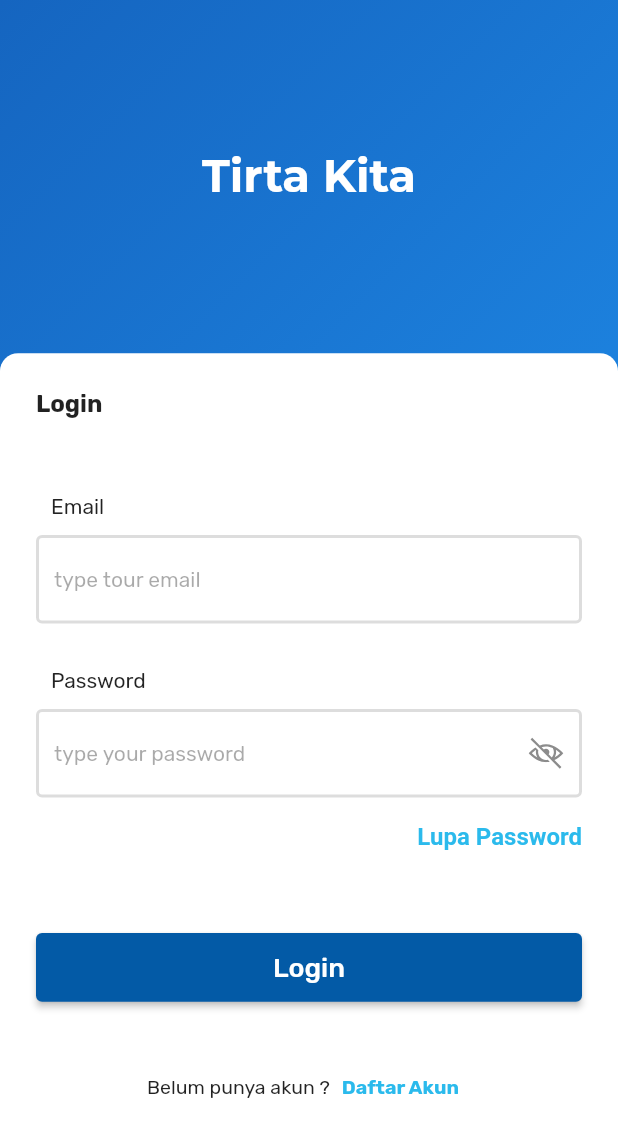
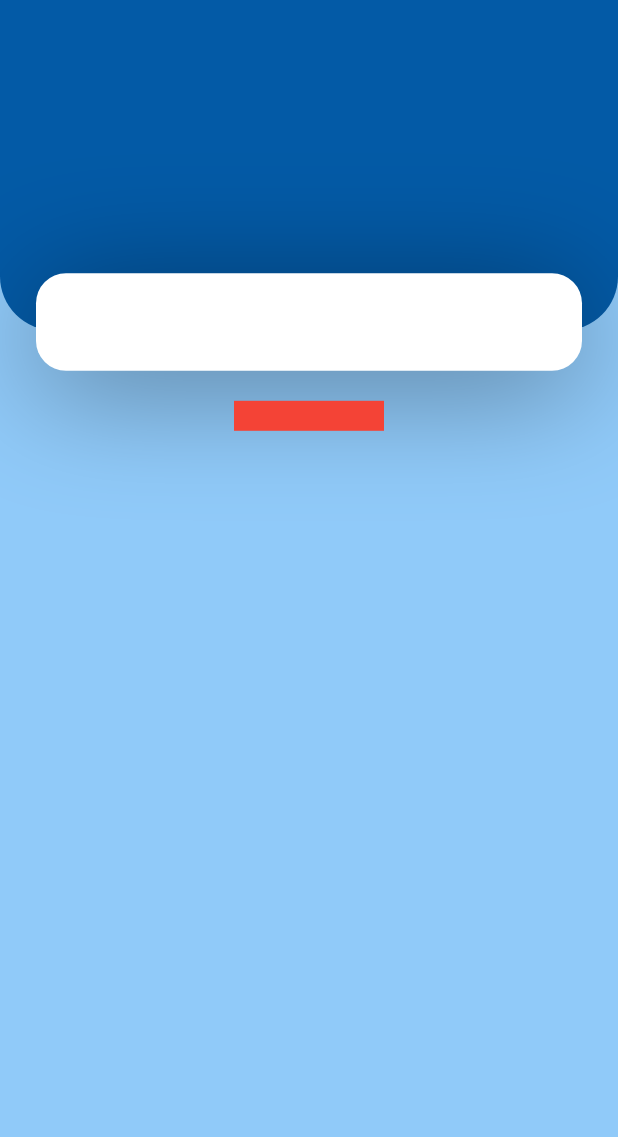
Before and after one commit to zanuar35/tirta_kita, a Flutter app: the screen it shows after launch, on a phone screen of 412 x 824 dp. Shown: the top 1137 px of the screen. Run offline on Flutter 3.47's test engine with Material 2 defaults, Android fonts, the phone set to English and light mode, and no system bars; our stand-ins replace google_fonts, line_icons.

Commit message:
initial commit

```diff
--- a/lib/main.dart
+++ b/lib/main.dart
@@ -1,4 +1,5 @@
 import 'package:flutter/material.dart';
+import 'package:tirta_kita/screen/home_screen/home_screen.dart';
 import 'package:tirta_kita/screen/login_screen/login_screen.dart';
 import 'package:tirta_kita/screen/sign_up/sign_up_screen.dart';
 
@@ -10,11 +11,10 @@ class MyApp extends StatelessWidget {
   @override
   Widget build(BuildContext context) {
     return MaterialApp(
-      title: 'Flutter Demo',
-      theme: ThemeData(
-        primarySwatch: Colors.blue,
-      ),
-      home: LoginScreen()
-    );
+        title: 'Flutter Demo',
+        theme: ThemeData(
+          primarySwatch: Colors.blue,
+        ),
+        home: HomeScreen());
   }
 }
--- /dev/null
+++ b/lib/screen/home_screen/home_screen.dart
@@ -0,0 +1,62 @@
+import 'package:flutter/material.dart';
+import 'package:tirta_kita/constants.dart';
+
+class HomeScreen extends StatelessWidget {
+  // const HomeScreen({ Key? key }) : super(key: key);
+
+  @override
+  Widget build(BuildContext context) {
+    Size size = MediaQuery.of(context).size;
+    return Scaffold(
+      backgroundColor: Colors.blue[200],
+      body: Column(
+        children: <Widget>[
+          Container(
+            height: size.height * 0.30,
+            child: Stack(
+              children: <Widget>[
+                Container(
+                  height: size.height * 0.30 - 27,
+                  decoration: BoxDecoration(
+                    color: kPrimaryColor,
+                    borderRadius: BorderRadius.only(
+                        bottomLeft: Radius.circular(36),
+                        bottomRight: Radius.circular(36)),
+                  ),
+                ),
+                Positioned(
+                    bottom: 0,
+                    left: 0,
+                    right: 0,
+                    child: Container(
+                      height: 65,
+                      margin: EdgeInsets.symmetric(horizontal: 24),
+                      decoration: BoxDecoration(
+                          color: Colors.white,
+                          borderRadius: BorderRadius.circular(20),
+                          boxShadow: [
+                            BoxShadow(
+                                offset: Offset(0, 10),
+                                blurRadius: 70,
+                                color: Colors.black.withOpacity(0.4))
+                          ]),
+                    ))
+              ],
+            ),
+          ),
+          SizedBox(
+            height: 20,
+          ),
+          Container(
+            color: Colors.red,
+            height: 20,
+            width: 100,
+          ),
+          SizedBox(
+            height: 20,
+          ),
+        ],
+      ),
+    );
+  }
+}
--- a/lib/screen/login_screen/login_screen.dart
+++ b/lib/screen/login_screen/login_screen.dart
@@ -63,7 +63,7 @@ class _LoginScreenState extends State<LoginScreen> {
                 ),
               ),
               Expanded(
-                flex: 5,
+                flex: 6,
                 child: Container(
                   width: double.infinity,
                   decoration: BoxDecoration(
@@ -120,10 +120,10 @@ class _LoginScreenState extends State<LoginScreen> {
                           ],
                         ),
                         SizedBox(
-                            height: MediaQuery.of(context).size.height / 15),
+                            height: MediaQuery.of(context).size.height / 20),
                         LoginBtn(),
                         SizedBox(
-                          height: MediaQuery.of(context).size.height / 25,
+                          height: 5,
                         ),
                         Row(
                           mainAxisAlignment: MainAxisAlignment.center,
--- a/lib/screen/login_screen/widget/loginBtn.dart
+++ b/lib/screen/login_screen/widget/loginBtn.dart
@@ -1,7 +1,6 @@
 import 'package:flutter/material.dart';
 import 'package:google_fonts/google_fonts.dart';
 import 'package:tirta_kita/constants.dart';
-
 
 class LoginBtn extends StatelessWidget {
   const LoginBtn({
@@ -12,13 +11,13 @@ class LoginBtn extends StatelessWidget {
   Widget build(BuildContext context) {
     return Container(
       width: double.infinity,
-      height: MediaQuery.of(context).size.height / 18,
+      height: MediaQuery.of(context).size.height / 13,
       decoration: BoxDecoration(),
       child: ElevatedButton(
         onPressed: () {},
         style: ButtonStyle(
           backgroundColor: MaterialStateProperty.all(
-           kPrimaryColor,
+            kPrimaryColor,
           ),
         ),
         child: Text(
--- a/lib/screen/sign_up/sign_up_screen.dart
+++ b/lib/screen/sign_up/sign_up_screen.dart
@@ -1,7 +1,6 @@
-import 'dart:html';
-
 import 'package:flutter/material.dart';
 import 'package:google_fonts/google_fonts.dart';
+import 'package:tirta_kita/screen/login_screen/widget/loginBtn.dart';
 import 'package:tirta_kita/shared/widget/input_password.dart';
 import 'package:tirta_kita/shared/widget/input_text.dart';
 import 'package:tirta_kita/shared/widget/label_text.dart';
@@ -55,7 +54,7 @@ class _SignUpScreenState extends State<SignUpScreen> {
                 ),
               ),
               Expanded(
-                flex: 8,
+                flex: 9,
                 child: Container(
                   width: double.infinity,
                   decoration: BoxDecoration(
@@ -65,7 +64,8 @@ class _SignUpScreenState extends State<SignUpScreen> {
                         topLeft: Radius.circular(15)),
                   ),
                   child: Padding(
-                    padding: const EdgeInsets.all(24.0),
+                    padding:
+                        const EdgeInsets.only(left: 24, right: 24, top: 10),
                     child: Column(
                       //mainAxisAlignment: MainAxisAlignment.start,
                       crossAxisAlignment: CrossAxisAlignment.start,
@@ -73,7 +73,7 @@ class _SignUpScreenState extends State<SignUpScreen> {
                         LabelText(text: 'Name'),
                         InputText(hintText: 'type your email'),
                         SizedBox(
-                          height: MediaQuery.of(context).size.height / 50,
+                          height: MediaQuery.of(context).size.height / 62,
                         ),
                         LabelText(text: 'Phone Number'),
                         InputNo(
@@ -81,17 +81,21 @@ class _SignUpScreenState extends State<SignUpScreen> {
                           prefixText: '+62',
                         ),
                         SizedBox(
-                          height: MediaQuery.of(context).size.height / 50,
+                          height: MediaQuery.of(context).size.height / 62,
                         ),
                         LabelText(text: 'Password'),
                         InputPassword(hintText: 'type your password'),
                         SizedBox(
-                          height: MediaQuery.of(context).size.height / 50,
+                          height: MediaQuery.of(context).size.height / 62,
                         ),
                         LabelText(text: 'Confirm Password'),
                         InputPassword(
                           hintText: 'type your password once again',
-                        )
+                        ),
+                        SizedBox(
+                          height: 14,
+                        ),
+                        LoginBtn()
                       ],
                     ),
                   ),
```
